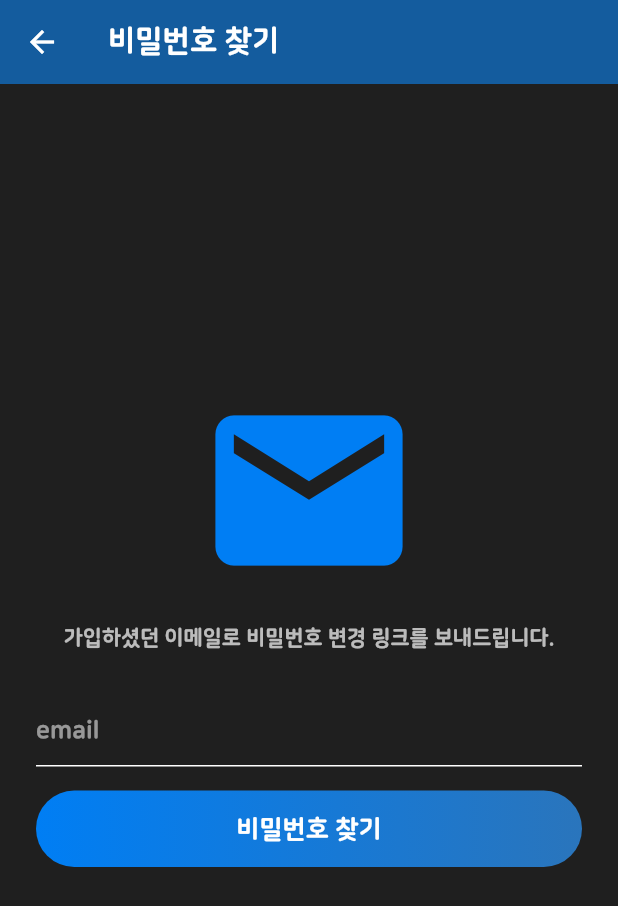
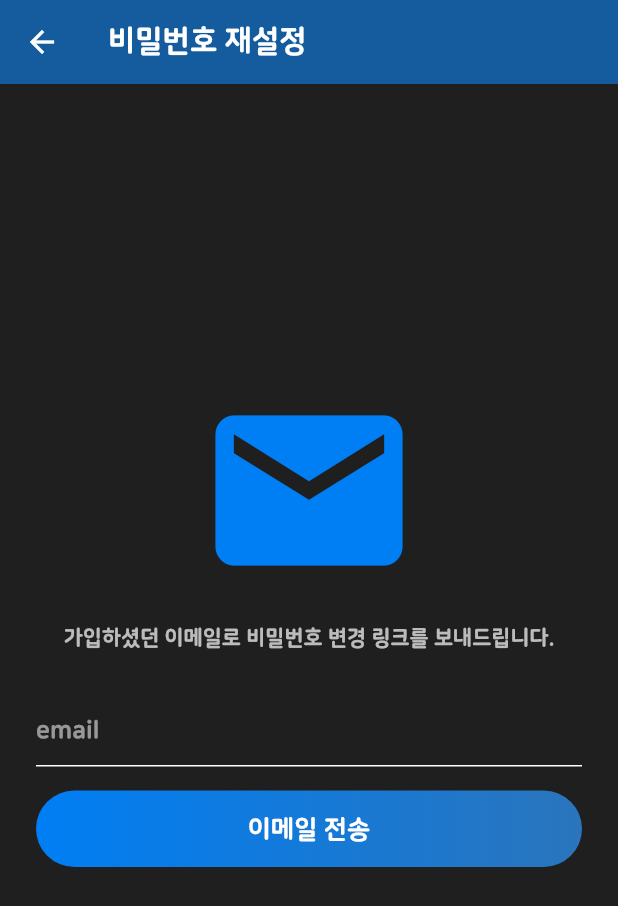
Before and after one commit to YANG087/minitalk-flutter, a Flutter app: the ForgotPassword screen opened directly, on a phone screen of 412 x 824 dp. Shown: the top 906 px of the screen. Run offline on Flutter 3.47's test engine with Material 2 defaults, Android fonts, the phone set to English and light mode, and no system bars; our stand-ins replace cloud_firestore, firebase_auth, google_sign_in, shared_preferences; accounts and stored records are empty.

Commit message:
비밀번호 찾기

```diff
--- a/lib/views/forgot_password.dart
+++ b/lib/views/forgot_password.dart
@@ -39,7 +39,7 @@ class _ForgotPasswordState extends State<ForgotPassword> {
               builder: (BuildContext context) {
                 // return object of type Dialog
                 return AlertDialog(
-                  title: new Text("비밀번호 찾기"),
+                  title: new Text("비밀번호 재설정"),
                   content: new Text("메일로 비밀번호 변경 링크를 전송했습니다."),
                   actions: <Widget>[
                     new FlatButton(
@@ -60,7 +60,7 @@ class _ForgotPasswordState extends State<ForgotPassword> {
               builder: (BuildContext context) {
                 // return object of type Dialog
                 return AlertDialog(
-                  title: new Text("비밀번호 찾기"),
+                  title: new Text("비밀번호 재설정"),
                   content: new Text("가입되지 않은 이메일 입니다."),
                   actions: <Widget>[
                     new FlatButton(
@@ -81,7 +81,7 @@ class _ForgotPasswordState extends State<ForgotPassword> {
 
   Widget forGotPasswordAppBar() {
     return AppBar(
-      title: Text("비밀번호 찾기"),
+      title: Text("비밀번호 재설정"),
       elevation: 0.0,
       centerTitle: false,
     );
@@ -142,7 +142,7 @@ class _ForgotPasswordState extends State<ForgotPassword> {
                     )),
                 width: MediaQuery.of(context).size.width,
                 child: Text(
-                  "비밀번호 찾기",
+                  "이메일 전송",
                   style: biggerTextStyle(),
                   textAlign: TextAlign.center,
                 ),
```
